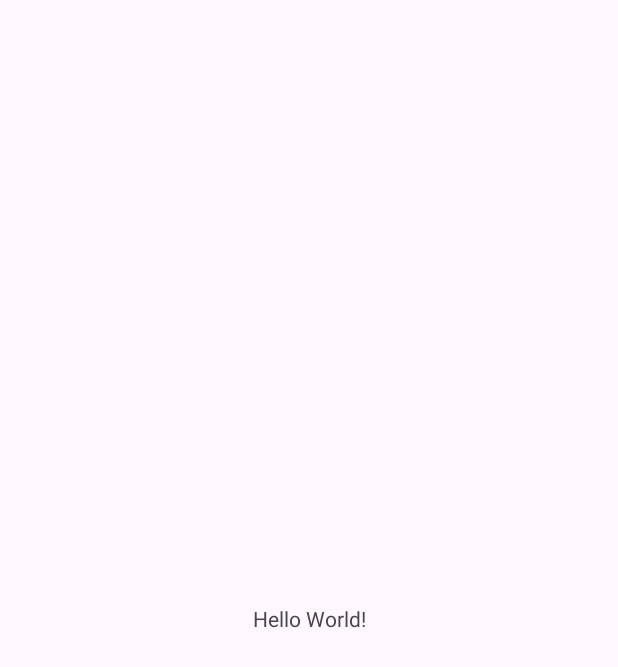
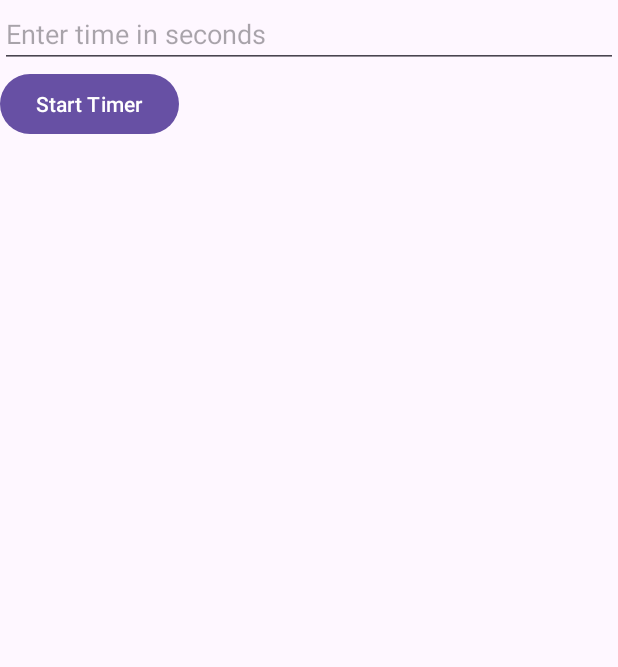
Before and after one commit to SNO2207/AndroidStudioTv, an Android app: the screen it shows after launch (MainActivity), on a phone screen of 412 x 824 dp. Before the commit the part shown is almost empty. Shown: the top 667 px of the screen. Run offline under Robolectric (Android 15) with nearby library versions, the phone set to English and light mode, and no system bars.

Commit message:
Added Timer

```diff
--- a/app/src/main/java/com/example/androidstudiotv/MainActivity.kt
+++ b/app/src/main/java/com/example/androidstudiotv/MainActivity.kt
@@ -5,16 +5,67 @@ import androidx.activity.enableEdgeToEdge
 import androidx.appcompat.app.AppCompatActivity
 import androidx.core.view.ViewCompat
 import androidx.core.view.WindowInsetsCompat
+import android.widget.EditText
+import android.widget.Button
+import android.widget.TextView
+import android.os.CountDownTimer
+import kotlin.math.round
+import android.app.AlertDialog
+import android.media.MediaPlayer
 
 class MainActivity : AppCompatActivity() {
+    private lateinit var inputTime: EditText
+    private lateinit var startTimerButton: Button
+    private lateinit var timerTextView: TextView
+    private var countDownTimer: CountDownTimer? = null
+
     override fun onCreate(savedInstanceState: Bundle?) {
         super.onCreate(savedInstanceState)
-        enableEdgeToEdge()
         setContentView(R.layout.activity_main)
-        ViewCompat.setOnApplyWindowInsetsListener(findViewById(R.id.main)) { v, insets ->
-            val systemBars = insets.getInsets(WindowInsetsCompat.Type.systemBars())
-            v.setPadding(systemBars.left, systemBars.top, systemBars.right, systemBars.bottom)
-            insets
+
+        inputTime = findViewById(R.id.inputTime)
+        startTimerButton = findViewById(R.id.startTimerButton)
+        timerTextView = findViewById(R.id.timerTextView)
+
+        startTimerButton.setOnClickListener {
+            val timeInSeconds = inputTime.text.toString().toLongOrNull() ?: 0L
+            startTimer(timeInSeconds * 1000) // Convert to milliseconds
         }
     }
+
+    private fun startTimer(timeInMillis: Long) {
+        countDownTimer?.cancel() // Cancel any existing timer
+        countDownTimer = object : CountDownTimer(timeInMillis, 1) {
+            override fun onTick(millisUntilFinished: Long) {
+                // Convert to seconds
+                val timeInSeconds = round(millisUntilFinished / 1000.0).toInt()
+                // Display time in MM:SS format
+                timerTextView.text = String.format("%02d:%02d", timeInSeconds / 60, timeInSeconds % 60)
+            }
+
+            override fun onFinish() {
+                timerTextView.text = "Done!"
+                playSoundEffect()
+                showTimerFinishedAlert()
+            }
+        }.start()
+    }
+
+    private fun showTimerFinishedAlert() {
+        val alertDialogBuilder = AlertDialog.Builder(this@MainActivity)
+        alertDialogBuilder.setTitle("Timer Finished")
+        alertDialogBuilder.setMessage("The countdown timer has finished.")
+        alertDialogBuilder.setPositiveButton("OK") { dialog, which ->
+            // Do nothing.
+        }
+        // Optionally, add a negative button or other responses.
+        alertDialogBuilder.setCancelable(false) // Makes the dialog non-cancelable, requiring a user response.
+        alertDialogBuilder.show()
+    }
+
+    private fun playSoundEffect() {
+        val mediaPlayer: MediaPlayer = MediaPlayer.create(this@MainActivity, R.raw.timer_finished)
+        mediaPlayer.setOnCompletionListener { mp -> mp.release() } // Release the MediaPlayer resource on completion
+        mediaPlayer.start()
+    }
 }
--- a/app/src/main/res/layout/activity_main.xml
+++ b/app/src/main/res/layout/activity_main.xml
@@ -1,19 +1,29 @@
-<?xml version="1.0" encoding="utf-8"?>
-<androidx.constraintlayout.widget.ConstraintLayout xmlns:android="http://schemas.android.com/apk/res/android"
-    xmlns:app="http://schemas.android.com/apk/res-auto"
-    xmlns:tools="http://schemas.android.com/tools"
-    android:id="@+id/main"
+<LinearLayout
+    xmlns:android="http://schemas.android.com/apk/res/android"
     android:layout_width="match_parent"
     android:layout_height="match_parent"
-    tools:context=".MainActivity">
+    android:orientation="vertical"
+    android:focusable="true"
+    android:focusableInTouchMode="true">
+
+    <EditText
+        android:id="@+id/inputTime"
+        android:layout_width="match_parent"
+        android:layout_height="wrap_content"
+        android:inputType="number"
+        android:hint="Enter time in seconds"/>
+
+    <Button
+        android:id="@+id/startTimerButton"
+        android:layout_width="wrap_content"
+        android:layout_height="wrap_content"
+        android:text="Start Timer" />
 
     <TextView
-        android:layout_width="wrap_content"
+        android:id="@+id/timerTextView"
+        android:layout_width="match_parent"
         android:layout_height="wrap_content"
-        android:text="Hello World!"
-        app:layout_constraintBottom_toBottomOf="parent"
-        app:layout_constraintEnd_toEndOf="parent"
-        app:layout_constraintStart_toStartOf="parent"
-        app:layout_constraintTop_toTopOf="parent" />
+        android:textSize="34sp"
+        android:gravity="center_horizontal"/>
 
-</androidx.constraintlayout.widget.ConstraintLayout>
+</LinearLayout>
--- a/gradle/libs.versions.toml
+++ b/gradle/libs.versions.toml
@@ -1,5 +1,5 @@
 [versions]
-agp = "8.4.0-alpha09"
+agp = "8.4.0-alpha11"
 kotlin = "1.9.0"
 coreKtx = "1.12.0"
 junit = "4.13.2"
```
Also changed, not shown: gradle/wrapper/gradle-wrapper.properties, 1 other file.
